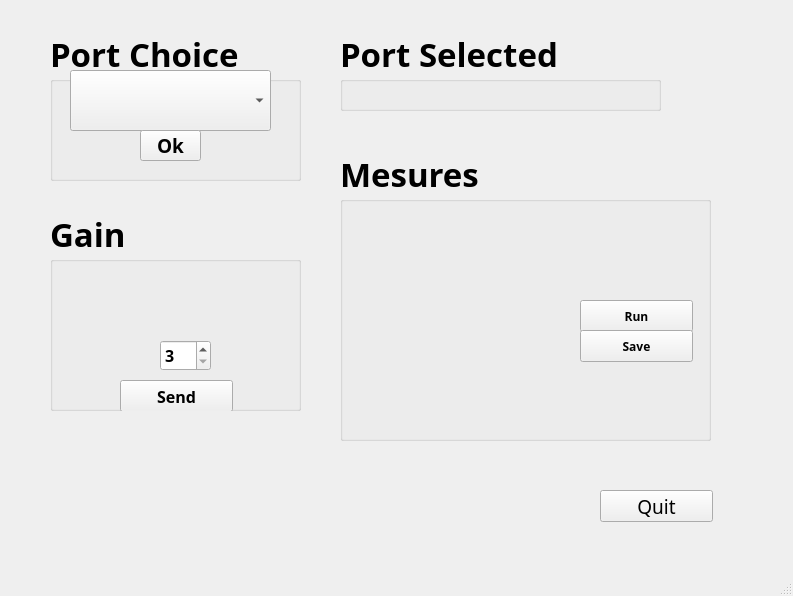
This is 04_PyApplication/main_interface.ui in ThomasNobletL/2024-2025-4GP-Noblet as Qt 5 draws it before an edit. The edited form follows.
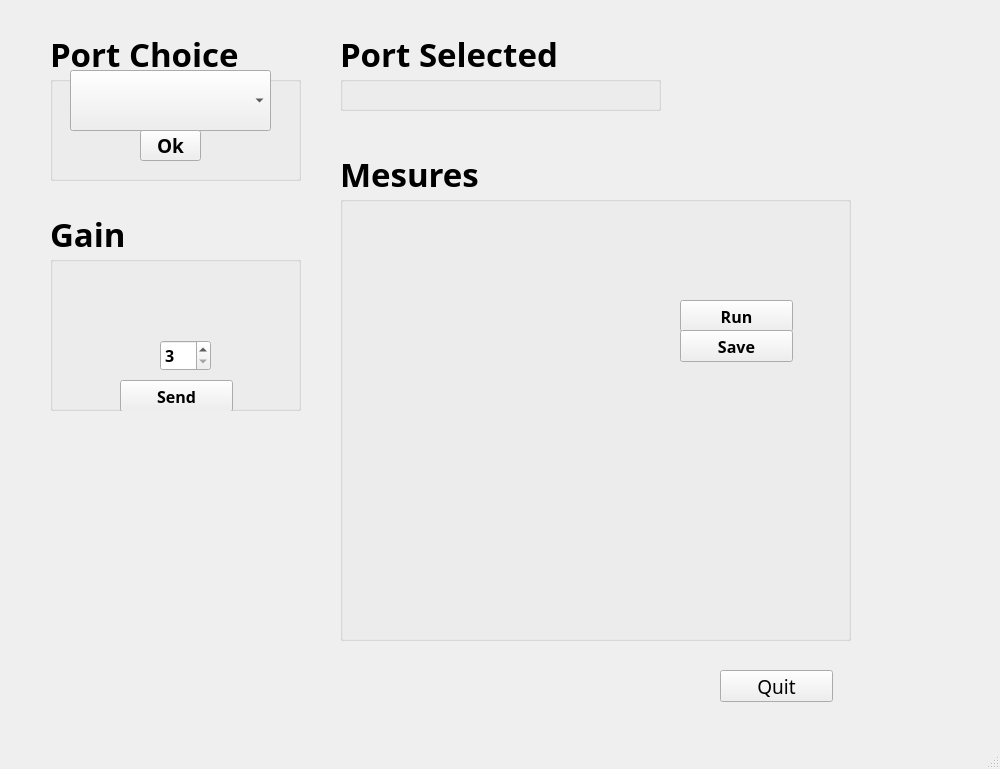
This is the edited form.

Commit message: Ajout screen interface

Patch:
```diff
--- a/04_PyApplication/main_interface.ui
+++ b/04_PyApplication/main_interface.ui
@@ -6,8 +6,8 @@
    <rect>
     <x>0</x>
     <y>0</y>
-    <width>793</width>
-    <height>596</height>
+    <width>1000</width>
+    <height>769</height>
    </rect>
   </property>
   <property name="windowTitle">
@@ -190,8 +190,8 @@
      <rect>
       <x>340</x>
       <y>150</y>
-      <width>371</width>
-      <height>291</height>
+      <width>511</width>
+      <height>491</height>
      </rect>
     </property>
     <property name="font">
@@ -252,7 +252,7 @@
     <widget class="QPushButton" name="pushButton_Run">
      <property name="geometry">
       <rect>
-       <x>240</x>
+       <x>340</x>
        <y>150</y>
        <width>113</width>
        <height>32</height>
@@ -261,7 +261,7 @@
      <property name="font">
       <font>
        <family>Futura</family>
-       <pointsize>9</pointsize>
+       <pointsize>12</pointsize>
       </font>
      </property>
      <property name="text">
@@ -271,7 +271,7 @@
     <widget class="QPushButton" name="pushButton_Save">
      <property name="geometry">
       <rect>
-       <x>240</x>
+       <x>340</x>
        <y>180</y>
        <width>113</width>
        <height>32</height>
@@ -280,7 +280,7 @@
      <property name="font">
       <font>
        <family>Futura</family>
-       <pointsize>9</pointsize>
+       <pointsize>12</pointsize>
       </font>
      </property>
      <property name="text">
@@ -302,8 +302,8 @@
       <rect>
        <x>10</x>
        <y>110</y>
-       <width>231</width>
-       <height>171</height>
+       <width>331</width>
+       <height>301</height>
       </rect>
      </property>
     </widget>
@@ -311,8 +311,8 @@
    <widget class="QPushButton" name="_quit">
     <property name="geometry">
      <rect>
-      <x>600</x>
-      <y>490</y>
+      <x>720</x>
+      <y>670</y>
       <width>113</width>
       <height>32</height>
      </rect>
```
Left out of the diff: 2 changed lines with no effect on the pictures. The commit also changes 4 other files.
